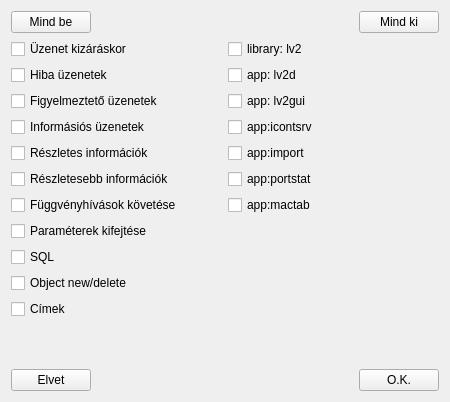
csikfer/lanview2, file lv2g/setup_logl.ui: the form before one commit.
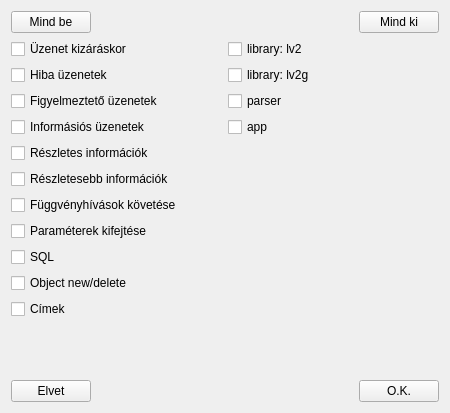
The form after the commit.

```diff
--- a/lv2g/setup_logl.ui
+++ b/lv2g/setup_logl.ui
@@ -10,7 +10,7 @@
     <x>0</x>
     <y>0</y>
     <width>450</width>
-    <height>402</height>
+    <height>413</height>
    </rect>
   </property>
   <property name="windowTitle">
@@ -158,42 +158,21 @@
          <item>
           <widget class="QCheckBox" name="checkBoxLv2d">
            <property name="text">
-            <string>app: lv2d</string>
+            <string>library: lv2g</string>
            </property>
           </widget>
          </item>
          <item>
           <widget class="QCheckBox" name="checkBoxLv2gui">
            <property name="text">
-            <string>app: lv2gui</string>
+            <string>parser</string>
            </property>
           </widget>
          </item>
          <item>
           <widget class="QCheckBox" name="checkBoxIcontsrv">
            <property name="text">
-            <string>app:icontsrv</string>
-           </property>
-          </widget>
-         </item>
-         <item>
-          <widget class="QCheckBox" name="checkBoxImport">
-           <property name="text">
-            <string>app:import</string>
-           </property>
-          </widget>
-         </item>
-         <item>
-          <widget class="QCheckBox" name="checkBoxPortstat">
-           <property name="text">
-            <string>app:portstat</string>
-           </property>
-          </widget>
-         </item>
-         <item>
-          <widget class="QCheckBox" name="checkBoxMacTab">
-           <property name="text">
-            <string>app:mactab</string>
+            <string>app</string>
            </property>
           </widget>
          </item>
```
Left out of the diff: 6 changed lines with no effect on the pictures.
